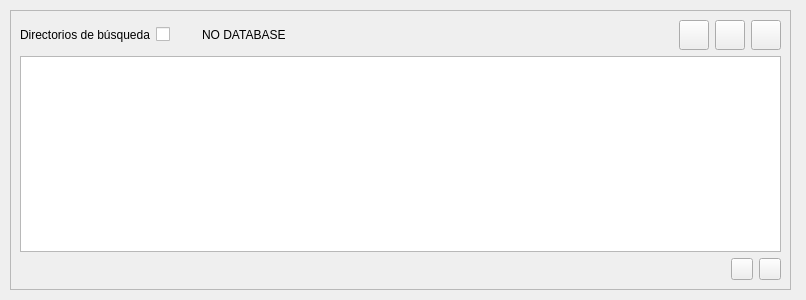
The window that pineboolib/system_module/forms/FLStaticLoaderUI.ui (Aulla/pineboo) describes before a commit, drawn with Qt 5.
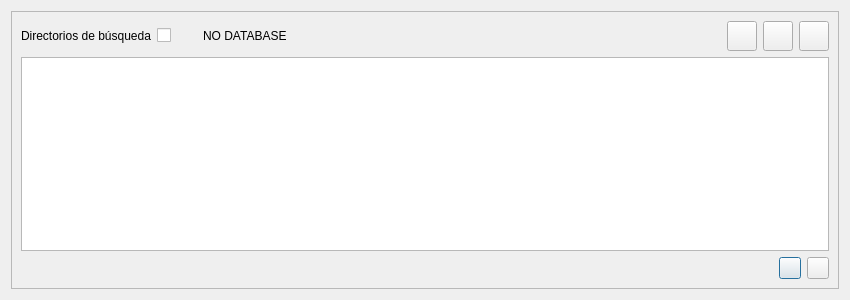
The same window after the commit. Icons and pictures are not drawn.

```diff
--- a/pineboolib/system_module/forms/FLStaticLoaderUI.ui
+++ b/pineboolib/system_module/forms/FLStaticLoaderUI.ui
@@ -1,27 +1,21 @@
 <?xml version="1.0" encoding="UTF-8"?>
 <ui version="4.0">
- <class>FLStaticLoaderUI</class>
- <widget class="QWidget" name="FLStaticLoaderUI">
+ <class>Dialog</class>
+ <widget class="QDialog" name="Dialog">
   <property name="geometry">
    <rect>
     <x>0</x>
     <y>0</y>
-    <width>806</width>
+    <width>850</width>
     <height>300</height>
    </rect>
   </property>
   <property name="windowTitle">
    <string>Form</string>
   </property>
+  <layout class="QVBoxLayout" name="verticalLayout_2">
+   <item>
   <widget class="QFrame" name="frmDirs">
-   <property name="geometry">
-    <rect>
-     <x>10</x>
-     <y>10</y>
-     <width>781</width>
-     <height>280</height>
-    </rect>
-   </property>
    <property name="frameShape">
     <enum>QFrame::StyledPanel</enum>
    </property>
@@ -248,6 +242,8 @@
     </item>
    </layout>
   </widget>
+   </item>
+  </layout>
  </widget>
  <resources/>
  <connections>
```
Left out of the diff: 85 changed lines with no effect on the pictures. Lines whose indentation alone changed are shown as unchanged.
